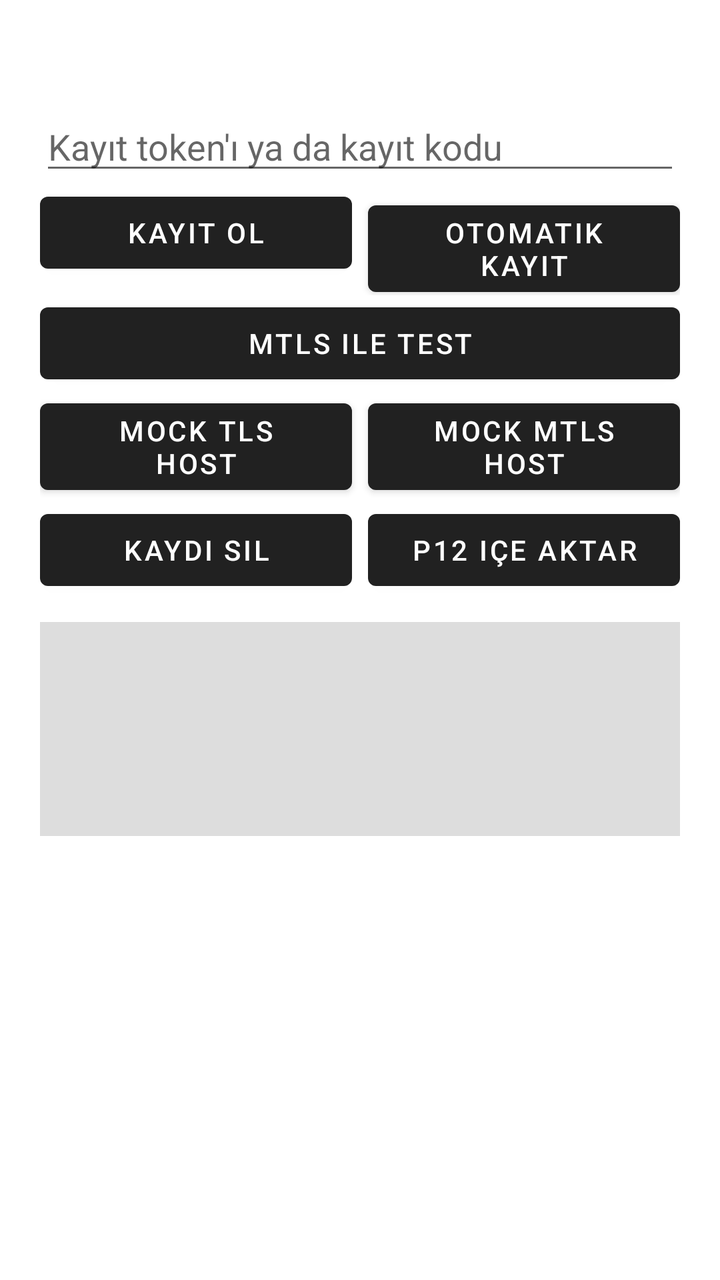
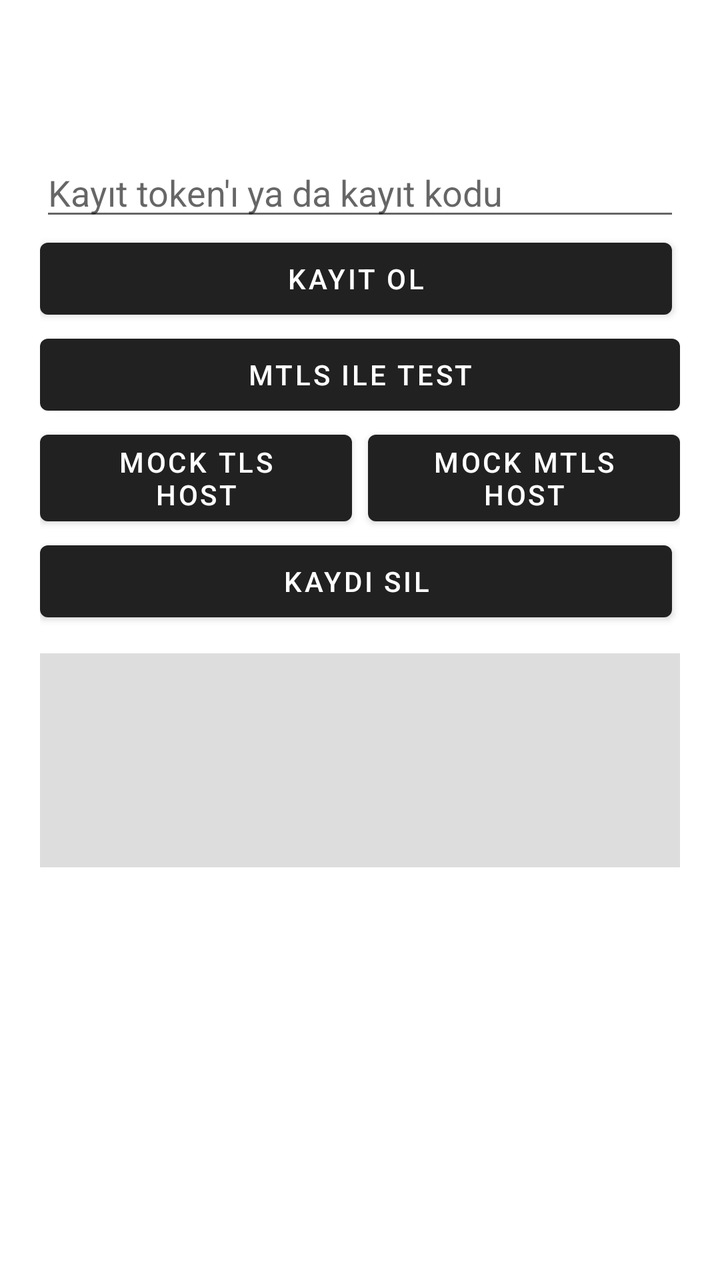

Screens rendered from an Android XML layout before and after an edit, with the pre-edit source and the edit as a unified diff.
<!-- AndroidManifest.xml: application theme Theme.SampleClient -->
<!-- res/layout/activity_mtls.xml -->
<?xml version="1.0" encoding="utf-8"?>
<ScrollView xmlns:android="http://schemas.android.com/apk/res/android"
    android:layout_width="match_parent"
    android:layout_height="match_parent">

    <LinearLayout
        android:layout_width="match_parent"
        android:layout_height="wrap_content"
        android:orientation="vertical"
        android:padding="20dp">

        <TextView
            android:id="@+id/enrollStateView"
            android:layout_width="match_parent"
            android:layout_height="wrap_content"
            android:textSize="14sp"
            android:textStyle="bold"
            android:layout_marginBottom="12dp" />

        <EditText
            android:id="@+id/tokenInput"
            android:layout_width="match_parent"
            android:layout_height="wrap_content"
            android:hint="@string/mtls_token_hint"
            android:importantForAutofill="no"
            android:inputType="textNoSuggestions|textPassword"
            android:imeOptions="actionDone"
            android:singleLine="true" />

        <LinearLayout
            android:layout_width="match_parent"
            android:layout_height="wrap_content"
            android:orientation="horizontal">

            <Button
                android:id="@+id/enrollButton"
                android:layout_width="0dp"
                android:layout_height="wrap_content"
                android:layout_weight="1"
                android:layout_marginEnd="4dp"
                android:text="@string/mtls_enroll" />

            <Button
                android:id="@+id/autoEnrollButton"
                android:layout_width="0dp"
                android:layout_height="wrap_content"
                android:layout_weight="1"
                android:layout_marginStart="4dp"
                android:text="@string/mtls_auto_enroll" />
        </LinearLayout>

        <Button
            android:id="@+id/mtlsTestButton"
            android:layout_width="match_parent"
            android:layout_height="wrap_content"
            android:text="@string/mtls_test" />

        <LinearLayout
            android:layout_width="match_parent"
            android:layout_height="wrap_content"
            android:orientation="horizontal">

            <Button
                android:id="@+id/mockTlsButton"
                android:layout_width="0dp"
                android:layout_height="wrap_content"
                android:layout_weight="1"
                android:layout_marginEnd="4dp"
                android:text="@string/mtls_mock_tls" />

            <Button
                android:id="@+id/mockMtlsButton"
                android:layout_width="0dp"
                android:layout_height="wrap_content"
                android:layout_weight="1"
                android:layout_marginStart="4dp"
                android:text="@string/mtls_mock_mtls" />
        </LinearLayout>

        <LinearLayout
            android:layout_width="match_parent"
            android:layout_height="wrap_content"
            android:orientation="horizontal"
            android:layout_marginBottom="12dp">

            <Button
                android:id="@+id/unenrollButton"
                android:layout_width="0dp"
                android:layout_height="wrap_content"
                android:layout_weight="1"
                android:layout_marginEnd="4dp"
                android:text="@string/mtls_unenroll" />

            <Button
                android:id="@+id/importP12Button"
                android:layout_width="0dp"
                android:layout_height="wrap_content"
                android:layout_weight="1"
                android:layout_marginStart="4dp"
                android:text="@string/mtls_manual_import" />
        </LinearLayout>

        <TextView
            android:id="@+id/statusView"
            android:layout_width="match_parent"
            android:layout_height="wrap_content"
            android:textSize="13sp"
            android:padding="14dp"
            android:background="#22000000"
            android:textIsSelectable="true"
            android:minLines="5" />
    </LinearLayout>
</ScrollView>
<!-- resources referenced by this layout -->
<resources>
  <string name="mtls_auto_enroll">Otomatik kayıt</string>
  <string name="mtls_enroll">Kayıt ol</string>
  <string name="mtls_manual_import">P12 içe aktar</string>
  <string name="mtls_mock_mtls">Mock mTLS host</string>
  <string name="mtls_mock_tls">Mock TLS host</string>
  <string name="mtls_test">mTLS ile test</string>
  <string name="mtls_token_hint">Kayıt token\'ı ya da kayıt kodu</string>
  <string name="mtls_unenroll">Kaydı sil</string>
  <style name="Theme.SampleClient" parent="Theme.MaterialComponents.DayNight.DarkActionBar" />
</resources>

<!-- the commit's change to res/layout/activity_mtls.xml (unified diff, before → after) -->
@@ -15,10 +15,22 @@
             android:layout_height="wrap_content"
             android:textSize="14sp"
             android:textStyle="bold"
+            android:layout_marginBottom="4dp" />
+
+        
+        <TextView
+            android:id="@+id/mtlsDeviceIdView"
+            android:filterTouchesWhenObscured="true"
+            android:layout_width="match_parent"
+            android:layout_height="wrap_content"
+            android:textSize="14sp"
+            android:fontFamily="monospace"
+            android:textIsSelectable="true"
             android:layout_marginBottom="12dp" />
 
         <EditText
             android:id="@+id/tokenInput"
+            android:filterTouchesWhenObscured="true"
             android:layout_width="match_parent"
             android:layout_height="wrap_content"
             android:hint="@string/mtls_token_hint"
@@ -34,6 +46,7 @@
 
             <Button
                 android:id="@+id/enrollButton"
+                android:filterTouchesWhenObscured="true"
                 android:layout_width="0dp"
                 android:layout_height="wrap_content"
                 android:layout_weight="1"
@@ -42,6 +55,8 @@
 
             <Button
                 android:id="@+id/autoEnrollButton"
+                android:filterTouchesWhenObscured="true"
+                android:visibility="gone"
                 android:layout_width="0dp"
                 android:layout_height="wrap_content"
                 android:layout_weight="1"
@@ -77,6 +92,19 @@
                 android:text="@string/mtls_mock_mtls" />
         </LinearLayout>
 
+        
+        <EditText
+            android:id="@+id/p12PasswordInput"
+            android:filterTouchesWhenObscured="true"
+            android:visibility="gone"
+            android:layout_width="match_parent"
+            android:layout_height="wrap_content"
+            android:hint="@string/mtls_p12_password_hint"
+            android:importantForAutofill="no"
+            android:inputType="textNoSuggestions|textPassword"
+            android:imeOptions="actionDone"
+            android:singleLine="true" />
+
         <LinearLayout
             android:layout_width="match_parent"
             android:layout_height="wrap_content"
@@ -85,6 +113,7 @@
 
             <Button
                 android:id="@+id/unenrollButton"
+                android:filterTouchesWhenObscured="true"
                 android:layout_width="0dp"
                 android:layout_height="wrap_content"
                 android:layout_weight="1"
@@ -93,6 +122,8 @@
 
             <Button
                 android:id="@+id/importP12Button"
+                android:filterTouchesWhenObscured="true"
+                android:visibility="gone"
                 android:layout_width="0dp"
                 android:layout_height="wrap_content"
                 android:layout_weight="1"
<!-- resource entries referenced after the edit -->
@@ -5,6 +5,7 @@
   <string name="mtls_manual_import">P12 içe aktar</string>
   <string name="mtls_mock_mtls">Mock mTLS host</string>
   <string name="mtls_mock_tls">Mock TLS host</string>
+  <string name="mtls_p12_password_hint">P12 parolası (yalnızca içe aktarırken)</string>
   <string name="mtls_test">mTLS ile test</string>
   <string name="mtls_token_hint">Kayıt token\'ı ya da kayıt kodu</string>
   <string name="mtls_unenroll">Kaydı sil</string>
